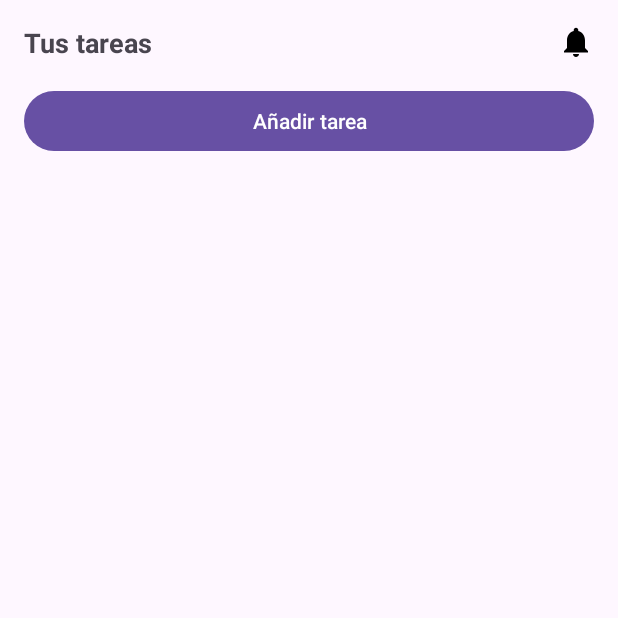
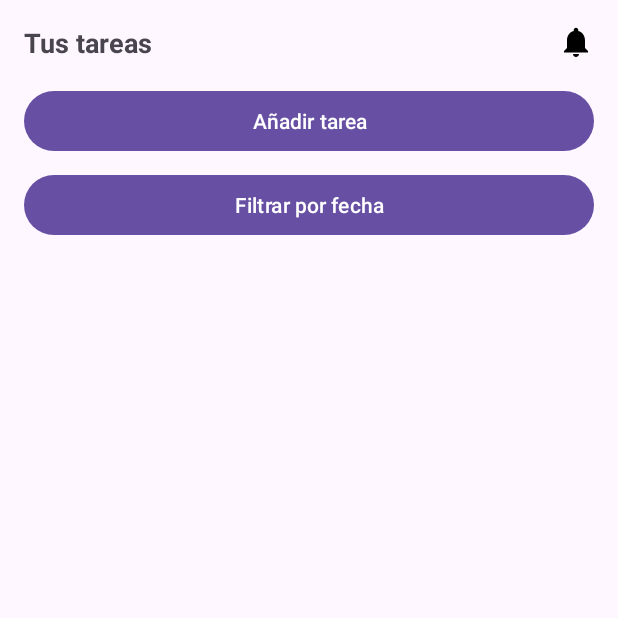
Before and after one commit to 4ndreaCatMen/TFG_CatalanMenachoAndrea, an Android app: the TareasActivity screen opened directly, with no data from a screen before it, on a phone screen of 412 x 824 dp, the top half of it. Run offline under Robolectric (Android 15) with nearby library versions, the light colour scheme and no system bars.

Commit message:
filtrado tareas botón con calendario

```diff
--- a/app/src/main/java/com/example/tidytask/TareaAdapter.kt
+++ b/app/src/main/java/com/example/tidytask/TareaAdapter.kt
@@ -114,4 +114,9 @@ class TareaAdapter(
             holder.tvTitulo.paintFlags = holder.tvTitulo.paintFlags and Paint.STRIKE_THRU_TEXT_FLAG.inv()
         }
     }
+    fun actualizarLista(nuevaLista: List<Tarea>) {
+        listaTareas = nuevaLista
+        notifyDataSetChanged()
+    }
+
 }
--- a/app/src/main/res/layout/activity_tareas.xml
+++ b/app/src/main/res/layout/activity_tareas.xml
@@ -36,17 +36,28 @@
         android:layout_height="wrap_content"
         android:text="Añadir tarea"
         android:layout_marginTop="16dp"
-        app:layout_constraintTop_toBottomOf="@+id/tvBienvenida"
+        app:layout_constraintTop_toBottomOf="@id/tvBienvenida"
         app:layout_constraintStart_toStartOf="parent"
         app:layout_constraintEnd_toEndOf="parent" />
 
-    <!-- RecyclerView con scroll -->
+    <!-- Botón Filtrar por fecha -->
+    <Button
+        android:id="@+id/btnFiltrarFecha"
+        android:layout_width="0dp"
+        android:layout_height="wrap_content"
+        android:text="Filtrar por fecha"
+        android:layout_marginTop="8dp"
+        app:layout_constraintTop_toBottomOf="@id/btnAgregarTarea"
+        app:layout_constraintStart_toStartOf="parent"
+        app:layout_constraintEnd_toEndOf="parent" />
+
+    <!-- RecyclerView -->
     <androidx.recyclerview.widget.RecyclerView
         android:id="@+id/recyclerViewTareas"
         android:layout_width="0dp"
         android:layout_height="0dp"
         android:layout_marginTop="12dp"
-        app:layout_constraintTop_toBottomOf="@id/btnAgregarTarea"
+        app:layout_constraintTop_toBottomOf="@id/btnFiltrarFecha"
         app:layout_constraintBottom_toBottomOf="parent"
         app:layout_constraintStart_toStartOf="parent"
         app:layout_constraintEnd_toEndOf="parent" />
```
Also changed, not shown: app/src/main/java/com/example/tidytask/TareasActivity.kt (+23 -0 lines).
